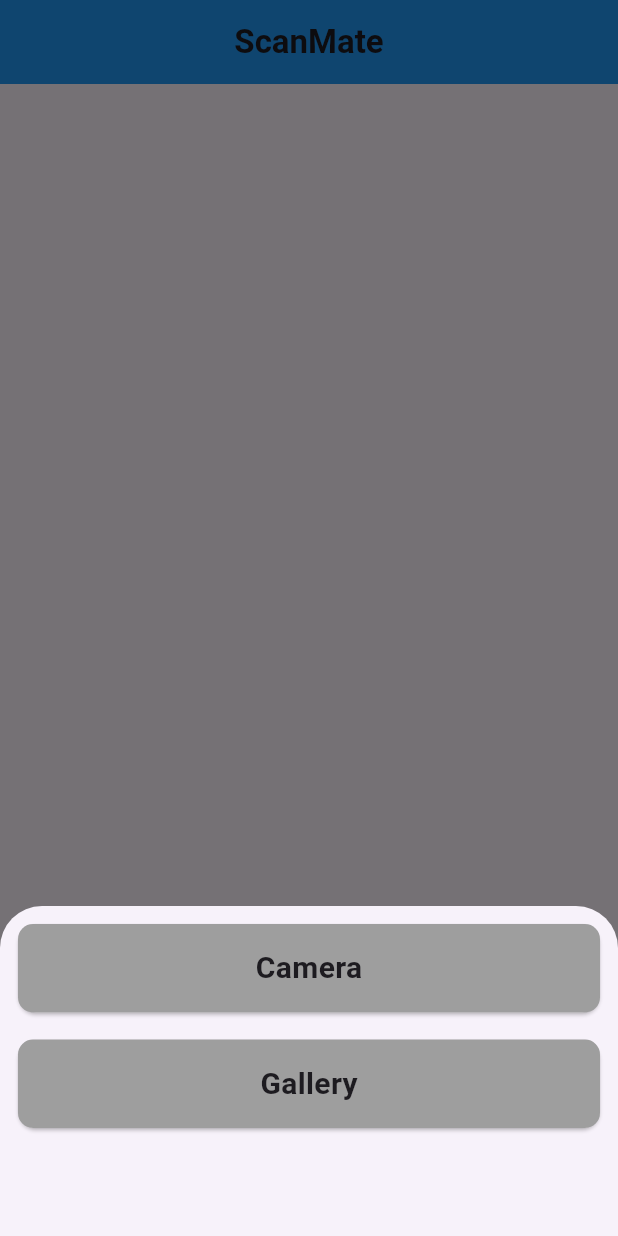
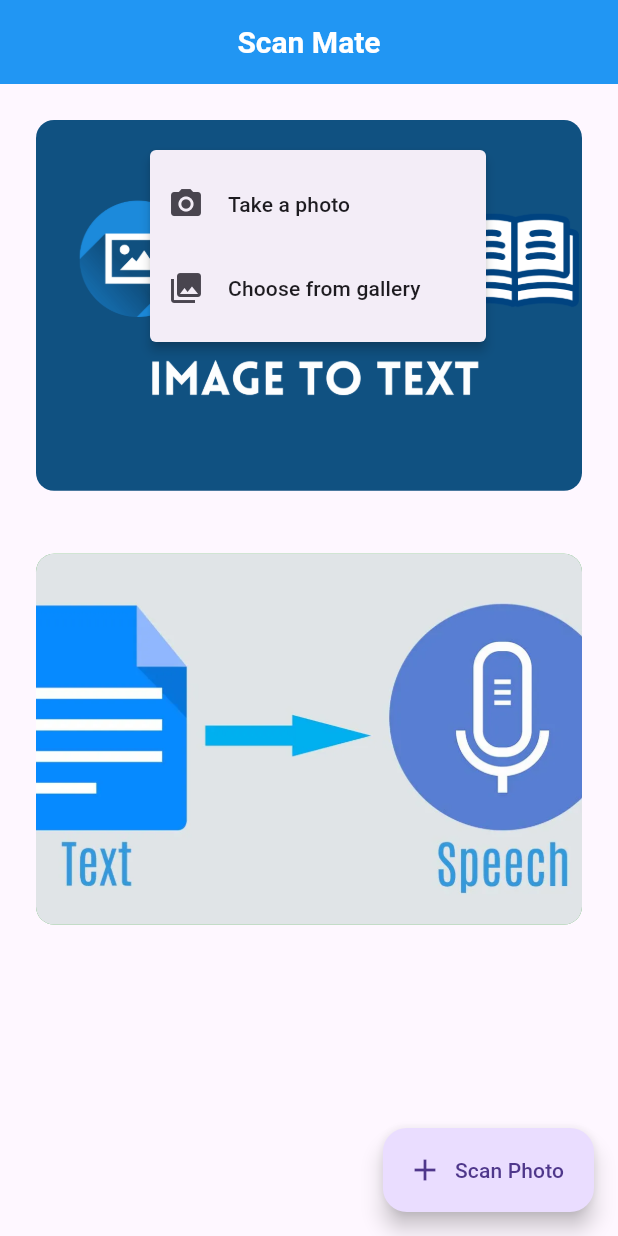
Before and after one commit to BilalKhanzadaRajput/scanmate_ocr, a Flutter app: the screen it shows after launch, after a tap on "Scan Photo", on a phone screen of 412 x 824 dp. Run offline on Flutter 3.47's test engine with Material 3 defaults, Android fonts, the phone set to English and light mode, and no system bars; our stand-ins replace flutter_tts, image_cropper, image_picker; missing offline and left inert: google_mlkit_text_recognition.

Commit message:
app complete

```diff
--- a/lib/Screens/Home_screen.dart
+++ b/lib/Screens/Home_screen.dart
@@ -2,7 +2,8 @@ import 'dart:developer';
 import 'package:flutter/cupertino.dart';
 import 'package:flutter/material.dart';
 import 'package:image_picker/image_picker.dart';
-import 'package:scanmate_ocr/Utils/Widgets/modal_dialog.dart';
+import 'package:scanmate_ocr/Screens/recongnization_page.dart';
+import 'package:scanmate_ocr/Screens/text_to_speech.dart';
 import 'package:scanmate_ocr/Utils/image_cropper_page.dart';
 import 'package:scanmate_ocr/Utils/image_picker_class.dart';
 
@@ -18,41 +19,141 @@ class _HomeScreenState extends State<HomeScreen> {
   Widget build(BuildContext context) {
     return Scaffold(
       appBar: AppBar(
-        title: const Center(
-            child: Text(
-          "ScanMate",
-          style: TextStyle(
-            fontWeight: FontWeight.bold,
+        title: Center(
+          child: Text(
+            "Scan Mate",
+            style: TextStyle(
+              fontWeight: FontWeight.bold,
+              fontSize: 20, // Adjust the font size as needed
+              color: Colors.white, // Adjust the text color as needed
+            ),
           ),
-        )),
+        ),
         backgroundColor: Colors.blue,
       ),
-      body: const Card(),
+      body: Center(
+        child: Padding(
+          padding: const EdgeInsets.all(8.0),
+          child: Column(
+            crossAxisAlignment: CrossAxisAlignment.start,
+            mainAxisAlignment: MainAxisAlignment.start,
+            children: [
+              Container(
+                margin: const EdgeInsets.all(16),
+                decoration: BoxDecoration(
+                  borderRadius: BorderRadius.circular(12),
+                  image: const DecorationImage(
+                    image: AssetImage(
+                        'assets/IT.png'), // Replace with your image path
+                    fit: BoxFit.cover,
+                  ),
+                ),
+                child: InkWell(
+                  onTap: _showCameraGalleryMenu,
+                ),
+                width: MediaQuery.of(context).size.width - 32,
+                height: MediaQuery.of(context).size.height * 0.3,
+              ),
+              SizedBox(
+                height: 10,
+              ),
+              Container(
+                margin: const EdgeInsets.all(16),
+                decoration: BoxDecoration(
+                  borderRadius: BorderRadius.circular(12),
+                  color: Colors.green,
+                  image: const DecorationImage(
+                    image: AssetImage(
+                        'assets/h.png'), // Replace with your image path
+                    fit: BoxFit.cover,
+                  ), // Change color to your preference
+                ),
+                child: InkWell(
+                  onTap: () {
+                    Navigator.push(
+                      context,
+                      MaterialPageRoute(builder: (context) => TextToSpeech()),
+                    );
+                  },
+                ),
+                width: MediaQuery.of(context).size.width - 32,
+                height: MediaQuery.of(context).size.height * 0.3,
+              ),
+            ],
+          ),
+        ),
+      ),
       floatingActionButton: FloatingActionButton.extended(
-        onPressed: () {
-          imagePickerModel(
-            context: context,
-            onCameraTap: () {
-              log("Camera");
-              pickImage(source: ImageSource.camera).then((value) {
-                if (value != '') {
-                  imageCropperView(value, context);
-                }
-              });
-            },
-            onGalleryTap: () {
-              log("Gallery");
-              pickImage(source: ImageSource.gallery).then((value) {
-                if (value != '') {
-                  imageCropperView(value, context);
-                }
-              });
-            },
-          );
-        },
+        onPressed: _showCameraGalleryMenu,
         label: const Text("Scan Photo"),
         icon: const Icon(Icons.add),
       ),
     );
   }
+
+  // Function to show camera/gallery menu
+  void _showCameraGalleryMenu() {
+    showMenu<String>(
+      context: context,
+      position: RelativeRect.fromLTRB(100, 100, 100, 100),
+      items: <PopupMenuEntry<String>>[
+        const PopupMenuItem<String>(
+          value: 'camera',
+          child: ListTile(
+            leading: Icon(Icons.camera_alt),
+            title: Text('Take a photo'),
+          ),
+        ),
+        const PopupMenuItem<String>(
+          value: 'gallery',
+          child: ListTile(
+            leading: Icon(Icons.photo_library),
+            title: Text('Choose from gallery'),
+          ),
+        ),
+      ],
+    ).then((String? value) {
+      if (value == 'camera') {
+        _pickImageFromCamera();
+      } else if (value == 'gallery') {
+        _pickImageFromGallery();
+      }
+    });
+  }
+
+  // Function to pick image from camera
+  void _pickImageFromCamera() {
+    log("Camera");
+    pickImage(source: ImageSource.camera).then((value) {
+      if (value != null && value.isNotEmpty) {
+        _navigateToRecognizePage(value);
+      }
+    });
+  }
+
+  // Function to pick image from gallery
+  void _pickImageFromGallery() {
+    log("Gallery");
+    pickImage(source: ImageSource.gallery).then((value) {
+      if (value != null && value.isNotEmpty) {
+        _navigateToRecognizePage(value);
+      }
+    });
+  }
+
+  // Function to navigate to RecognizePage
+  void _navigateToRecognizePage(String imagePath) {
+    imageCropperView(imagePath, context).then((croppedImagePath) {
+      if (croppedImagePath != null && croppedImagePath.isNotEmpty) {
+        Navigator.push(
+          context,
+          CupertinoPageRoute(
+            builder: (_) => RecognizePage(
+              path: croppedImagePath,
+            ),
+          ),
+        );
+      }
+    });
+  }
 }
```
Also changed, not shown: lib/Screens/recongnization_page.dart (+85 -2 lines), lib/Screens/text_to_speech.dart (added, +75 -0 lines), lib/Utils/image_cropper_page.dart (+4 -5 lines), pubspec.yaml (+5 -3 lines), assets/IT.png (added), assets/h.png (added), pubspec.lock.
